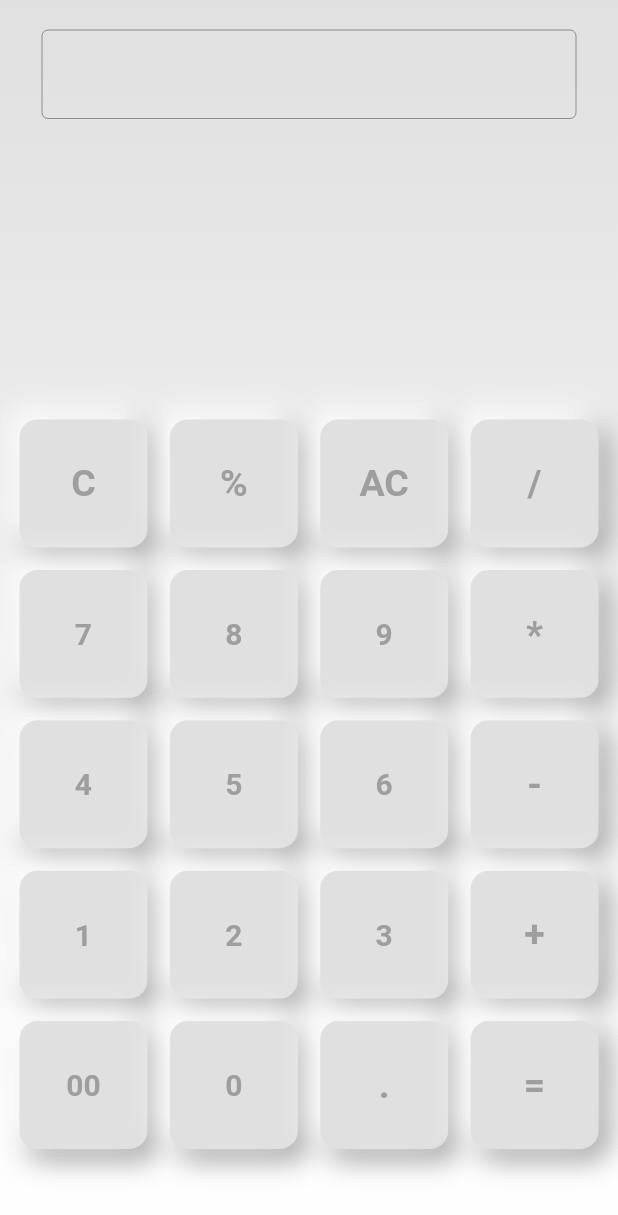
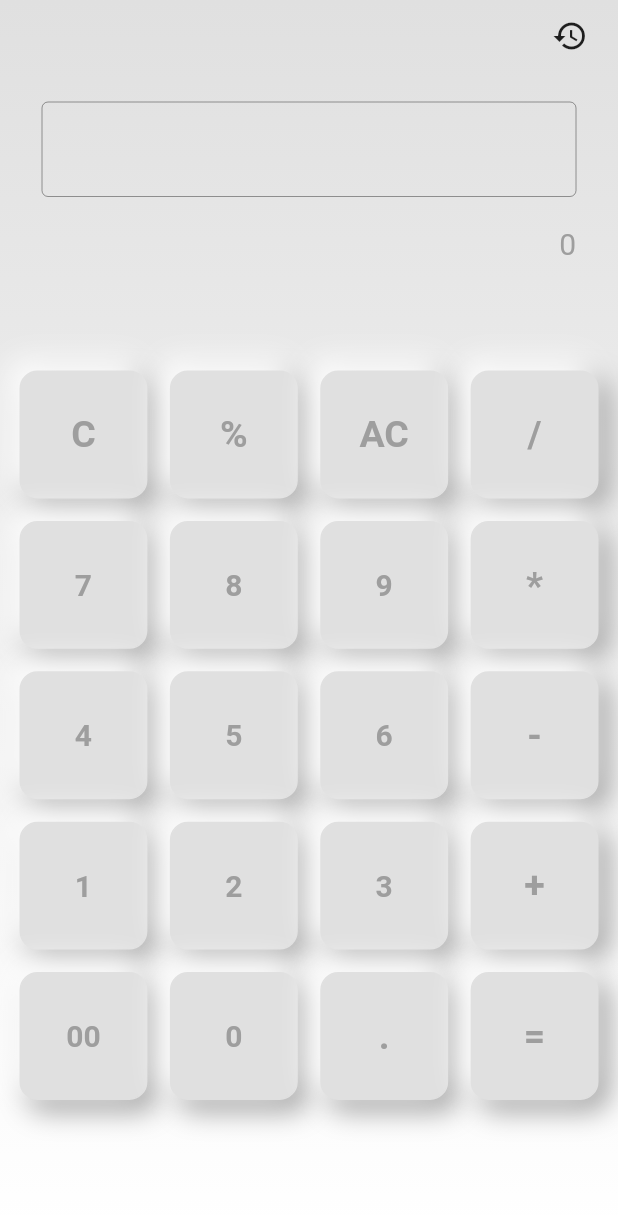
Before and after one commit to 00sandyy/calculator, a Flutter app: the screen it shows after launch, after a tap on "AC", on a phone screen of 412 x 824 dp. Shown: the top 1215 px of the screen. Run offline on Flutter 3.47's test engine with Material 2 defaults, Android fonts, the phone set to English and light mode, and no system bars; our stand-ins replace lottie; network calls fail.

```diff
--- /dev/null
+++ b/lib/models/history_models.dart
@@ -0,0 +1,5 @@
+class HistoryList {
+  final String input;
+  final String result;
+  HistoryList({required this.input, required this.result});
+}
--- a/lib/screens/home_screen.dart
+++ b/lib/screens/home_screen.dart
@@ -1,3 +1,4 @@
+import 'package:calci/screens/history_list.dart';
 import 'package:calci/widgets/calc_input.dart';
 import 'package:calci/widgets/calc_keyboard_layout.dart';
 import 'package:flutter/material.dart';
@@ -29,17 +30,24 @@ class _HomeScreenState extends State<HomeScreen> {
             mainAxisAlignment: MainAxisAlignment.end,
             crossAxisAlignment: CrossAxisAlignment.end,
             children: [
-              Expanded(
-                child: SafeArea(
-                  child: Container(
-                    child: CalcInput(
-                      controller: _calcController,
-                    ),
-                  ),
+              SafeArea(
+                child: IconButton(
+                  onPressed: () {
+                    Navigator.push(context,
+                        MaterialPageRoute(builder: (context) {
+                      return HistoryList();
+                    }));
+                  },
+                  icon: Icon(Icons.history),
                 ),
               ),
               Expanded(
-                flex: 2,
+                child: CalcInput(
+                  controller: _calcController,
+                ),
+              ),
+              Expanded(
+                flex: 3,
                 child: Container(
                   child: CalcKeyboardLayout(),
                 ),
--- a/lib/widgets/calc_input.dart
+++ b/lib/widgets/calc_input.dart
@@ -13,15 +13,28 @@ class CalcInput extends StatelessWidget {
   @override
   Widget build(BuildContext context) {
     final calcProvider = Provider.of<CalcProvider>(context);
-    return Container(
+    return Column(
+      crossAxisAlignment: CrossAxisAlignment.end,
+      children: [
+        Container(
           padding: const EdgeInsets.all(20.0),
           child: TextFormField(
             controller: calcProvider.calcController,
+            style: TextStyle(color: Colors.grey[600], fontSize: 20),
             enabled: false,
             decoration: const InputDecoration(
               border: OutlineInputBorder(),
             ),
           ),
+        ),
+        Padding(
+          padding: const EdgeInsets.only(right: 20.0),
+          child: Text(
+            calcProvider.result.toString(),
+            style: TextStyle(fontSize: 20, color: Colors.grey[500]),
+          ),
+        ),
+      ],
     );
   }
 }
--- a/pubspec.yaml
+++ b/pubspec.yaml
@@ -36,6 +36,7 @@ dependencies:
   cupertino_icons: ^1.0.2
   lottie: ^2.2.0
   provider: ^6.0.5
+  flutter_statusbarcolor_ns: ^0.5.0
 
 dev_dependencies:
   flutter_test:
```
Also changed, not shown: assests/calc.json (added, +1 -0 lines), lib/providers/calc_provider.dart (+41 -1 lines), lib/screens/history_list.dart (+38 -0 lines), pubspec.lock, 1 other file. Lines whose indentation alone changed are shown as unchanged.
